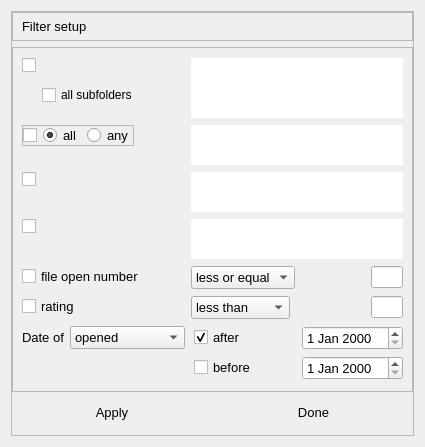
Above: src/widgets/set_filter.ui from Michal-D4/fileo before the change. Below: the same form after it.
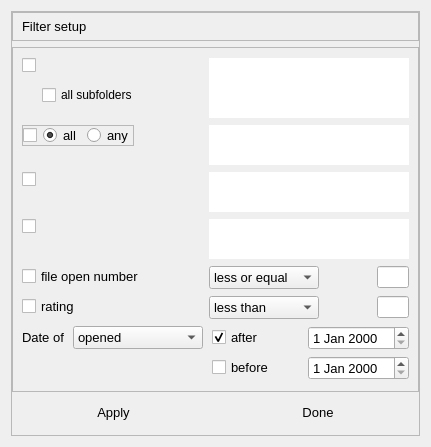
That is the form after the change.

The edit to the form file:
```diff
--- a/src/widgets/set_filter.ui
+++ b/src/widgets/set_filter.ui
@@ -6,7 +6,7 @@
    <rect>
     <x>0</x>
     <y>0</y>
-    <width>425</width>
+    <width>431</width>
     <height>447</height>
    </rect>
   </property>
@@ -320,7 +320,7 @@
             <widget class="QComboBox" name="open_cond">
              <property name="minimumSize">
               <size>
-               <width>99</width>
+               <width>110</width>
                <height>0</height>
               </size>
              </property>
@@ -399,7 +399,7 @@
             <widget class="QComboBox" name="rating_cond">
              <property name="minimumSize">
               <size>
-               <width>99</width>
+               <width>110</width>
                <height>0</height>
               </size>
              </property>
@@ -467,6 +467,9 @@
          </item>
          <item row="7" column="0">
           <layout class="QHBoxLayout" name="horizontalLayout_3">
+           <property name="spacing">
+            <number>9</number>
+           </property>
            <item>
             <widget class="QLabel" name="label_2">
              <property name="font">
@@ -481,6 +484,12 @@
            </item>
            <item>
             <widget class="QComboBox" name="date_type">
+             <property name="minimumSize">
+              <size>
+               <width>130</width>
+               <height>0</height>
+              </size>
+             </property>
              <property name="font">
               <font>
                <pointsize>10</pointsize>
```
